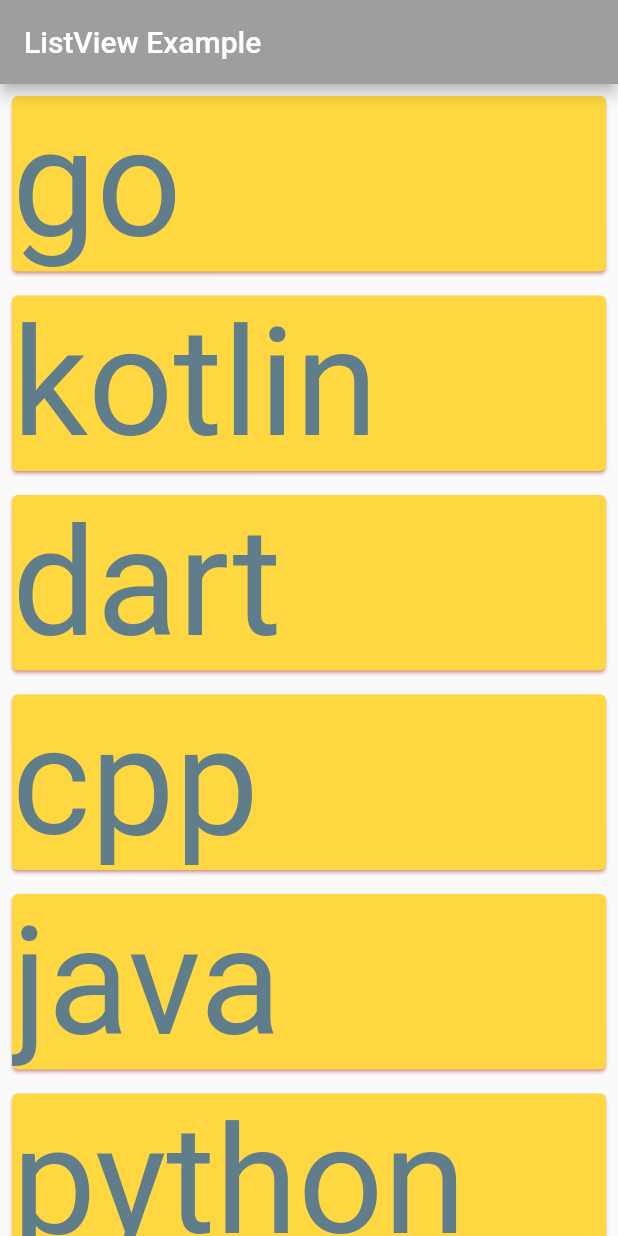
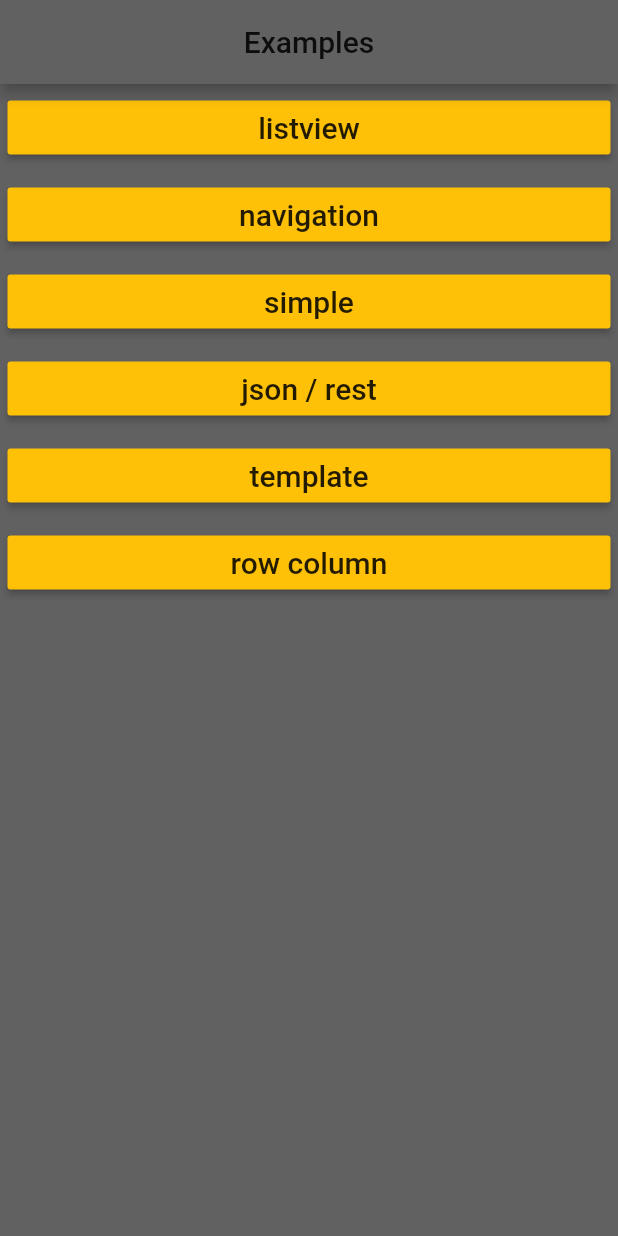
Before and after one commit to leventarican/cookbook-flutter, a Flutter app: the screen it shows after launch, on a phone screen of 412 x 824 dp. Run offline on Flutter 3.47's test engine with Material 2 defaults, Android fonts, the light colour scheme and no system bars.

Commit message:
refactor refresh

```diff
--- a/refresh/lib/examples/list_view_example.dart
+++ b/refresh/lib/examples/list_view_example.dart
@@ -4,19 +4,19 @@ class ListViewExample extends StatelessWidget {
   @override
   Widget build(BuildContext context) {
     return MaterialApp(
-      home: ThePage(),
+      home: ListViewExamplePage(),
     );
   }
 }
 
-class ThePage extends StatefulWidget {
+class ListViewExamplePage extends StatefulWidget {
   @override
   State<StatefulWidget> createState() {
     return TheState();
   }
 }
 
-class TheState extends State<ThePage> {
+class TheState extends State<ListViewExamplePage> {
   var _data = ["go", "kotlin", "dart", "cpp", "java", "python", "rust", "c"];
 
   @override
--- a/refresh/lib/main.dart
+++ b/refresh/lib/main.dart
@@ -14,7 +14,8 @@ import 'examples/list_view_example.dart';
 import 'template/template.dart';
 
 // hot reload may not work when switching example. thus run always app again.
-void main() => runApp(ListViewExample());
+// main() => runApp(Start());
+// void main() => runApp(ListViewExample());
 //void main() => runApp(NavigationExample());
 //void main() => runApp(SimpleExample());
 //void main() => runApp(JsonRestExample());
@@ -28,3 +29,80 @@ void main() => runApp(ListViewExample());
 //main() => runApp(MaterialApp(
 //      home: ProgrammingLanguagePage(),
 //    ));
+
+void main() => runApp(MaterialApp(
+      debugShowCheckedModeBanner: false,
+      theme: ThemeData(
+        primaryColor: Colors.amber
+      ),
+      home: Start(),
+    ));
+
+class Start extends StatefulWidget {
+  @override
+  _StartState createState() => _StartState();
+}
+
+class _StartState extends State<Start> {
+  clicked(Widget page) {
+    Navigator.push(
+        context, MaterialPageRoute(builder: (BuildContext context) => page));
+  }
+
+  @override
+  Widget build(BuildContext context) {
+    return Scaffold(
+        backgroundColor: Colors.grey[700],
+        appBar: AppBar(
+          centerTitle: true,
+          title: Text('Examples'),
+          backgroundColor: Colors.grey[700],
+        ),
+        body: ListView(children: [
+          MenuButton(
+            name: 'listview',
+            action: () => clicked(ListViewExamplePage()),
+          ),
+          MenuButton(
+            name: 'navigation',
+            action: () => clicked(NavigationExample()),
+          ),
+          MenuButton(
+            name: 'simple',
+            action: () => clicked(SimpleExample()),
+          ),
+          MenuButton(
+            name: 'json / rest',
+            action: () => clicked(JsonRestExample()),
+          ),
+          MenuButton(
+            name: 'template',
+            action: () => clicked(Template()),
+          ),
+          MenuButton(
+            name: 'row column',
+            action: () => clicked(RowColumnExample()),
+          ),
+        ]));
+  }
+}
+
+class MenuButton extends StatelessWidget {
+  final String name;
+  final VoidCallback action;
+
+  MenuButton({this.name, this.action});
+
+  @override
+  Widget build(BuildContext context) {
+    return Padding(
+      padding: EdgeInsets.all(5.0),
+      child: MaterialButton(
+          color: Theme.of(context).primaryColor,
+          child: Text(name, style: TextStyle(
+            fontSize: 20.0,
+          ),),
+          onPressed: action),
+    );
+  }
+}
```
Also changed, not shown: refresh/flutter_01.png (added), 1 other file.
